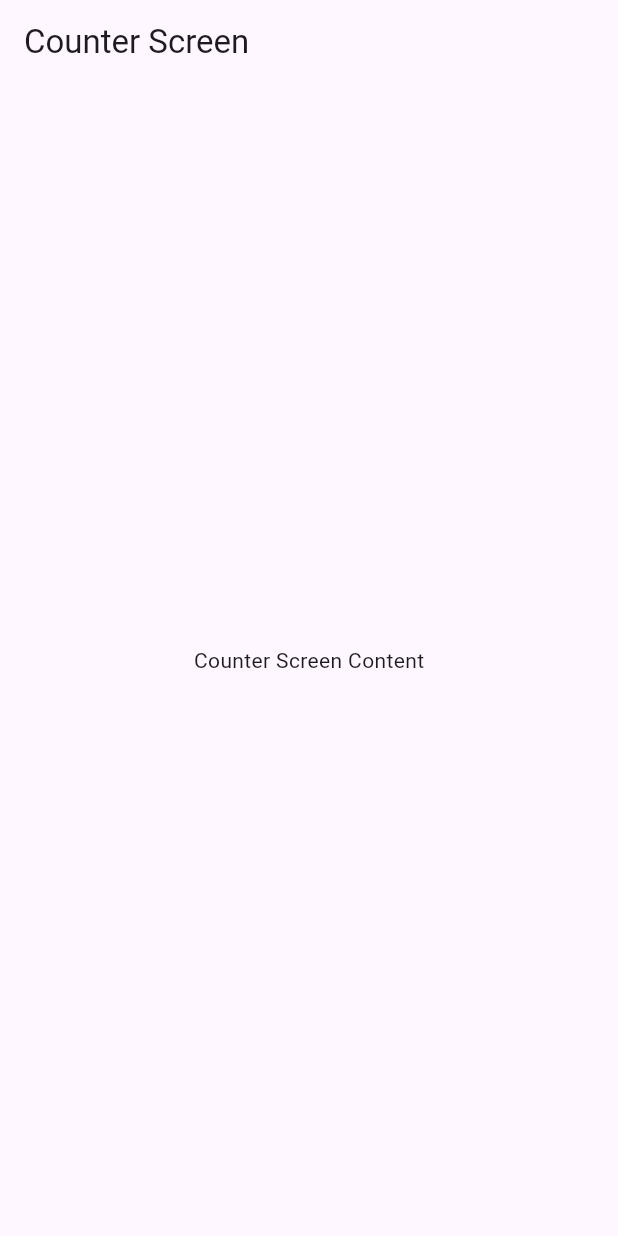
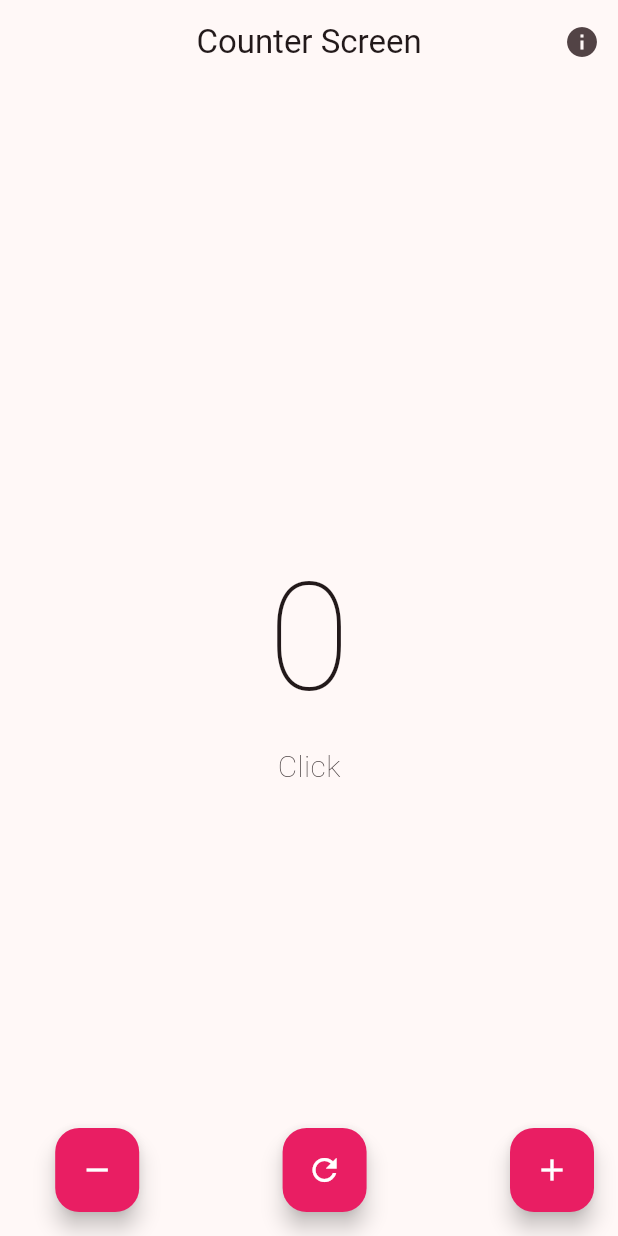
Before and after one commit to RodStazzi/curso_flutter, a Flutter app: the screen it shows after launch, on a phone screen of 412 x 824 dp. Run offline on Flutter 3.47's test engine with Material 3 defaults, Android fonts, the light colour scheme and no system bars.

Commit message:
app_intro lista

```diff
--- a/app_intro_1/lib/main.dart
+++ b/app_intro_1/lib/main.dart
@@ -14,6 +14,11 @@ class MyApp extends StatelessWidget {
   Widget build(BuildContext context) {
 
     return MaterialApp(
+      debugShowCheckedModeBanner: false,
+      theme: ThemeData(
+        useMaterial3: true,
+        colorSchemeSeed: Colors.pink
+      ),
       title: 'App Intro',
       home: CounterScreen());
   }
--- a/app_intro_1/lib/presentation/screens/counters/counter_screen.dart
+++ b/app_intro_1/lib/presentation/screens/counters/counter_screen.dart
@@ -1,17 +1,106 @@
 import 'package:flutter/material.dart';
 
-class CounterScreen extends StatelessWidget {
+class CounterScreen extends StatefulWidget {
   const CounterScreen({super.key});
+
+  @override
+  State<CounterScreen> createState() => _CounterScreenState();
+}
+
+class _CounterScreenState extends State<CounterScreen> {
+
+  int click = 0;
 
   @override
   Widget build(BuildContext context) {
     return Scaffold(
       appBar: AppBar(
-        title: const Text('Counter Screen'),
+        title: Text("Counter Screen"),
+        centerTitle: true,
+        actions: [IconButton(onPressed: () {
+          showDialog(
+            context: context,
+            builder: (context) {
+              return AlertDialog(
+                title: Text("Counter Screen Application", style: TextStyle(fontSize: 20, fontWeight: FontWeight.w100, color: Colors.pink)),
+                content: Text("Contador de clicks con incremento, decremento y reinicio. Además, se muestra el número de clicks realizados. \nDeveloped by ROSTA", style: TextStyle(fontSize: 15, fontWeight: FontWeight.w100)),
+                actions: [
+                  TextButton(
+                    onPressed: () {
+                      Navigator.pop(context);
+                    },
+                    child: Text("Close", style: TextStyle(fontSize: 15, fontWeight: FontWeight.w100, color: Colors.pink)),
+                  ),
+                ],
+              );
+            },
+          );
+        },
+            icon: Icon(Icons.info)
+        )],),
+      body: Center(
+        child: Column(
+          mainAxisAlignment: MainAxisAlignment.center,
+          children: [
+        Text("$click",
+        style: TextStyle(fontSize: 100, fontWeight: FontWeight.w100)),
+        Text("Click${(click == 0 || click == 1) ? "" : "s"}",
+        style: TextStyle(fontSize: 20, fontWeight: FontWeight.w100))]
+        )
       ),
-      body: const Center(
-        child: Text('Counter Screen Content'),
+      floatingActionButton: Row(
+        mainAxisAlignment: MainAxisAlignment.spaceBetween,
+        children: [
+          SizedBox(width: 10),
+      AutoButtonClick(
+        icon: Icon(Icons.remove, color: Colors.white),
+        onPressed: () {
+          setState(() {
+            if (click <= 0) return;
+          click--;
+          });
+        },
+      ),
+      SizedBox(width: 10),
+      AutoButtonClick(
+        icon: Icon(Icons.refresh, color: Colors.white),
+        onPressed: () {
+          setState(() {
+          click = 0;
+          });
+        },
+      ),
+      SizedBox(width: 10),
+      AutoButtonClick(
+        icon: Icon(Icons.add, color: Colors.white),
+        onPressed: () {
+          setState(() {
+          click++;
+          });
+        },
+      )
+        ],
       ),
     );
   }
 }
+
+class AutoButtonClick extends StatelessWidget {
+  final Icon icon;
+  final Function onPressed;
+
+  const AutoButtonClick({
+    super.key,
+    required this.icon,
+    required this.onPressed,
+  });
+
+  @override
+  Widget build(BuildContext context) {
+    return FloatingActionButton(
+      backgroundColor: Colors.pink,
+      onPressed: () => onPressed(),
+      child: icon,
+    );
+  }
+}
```
